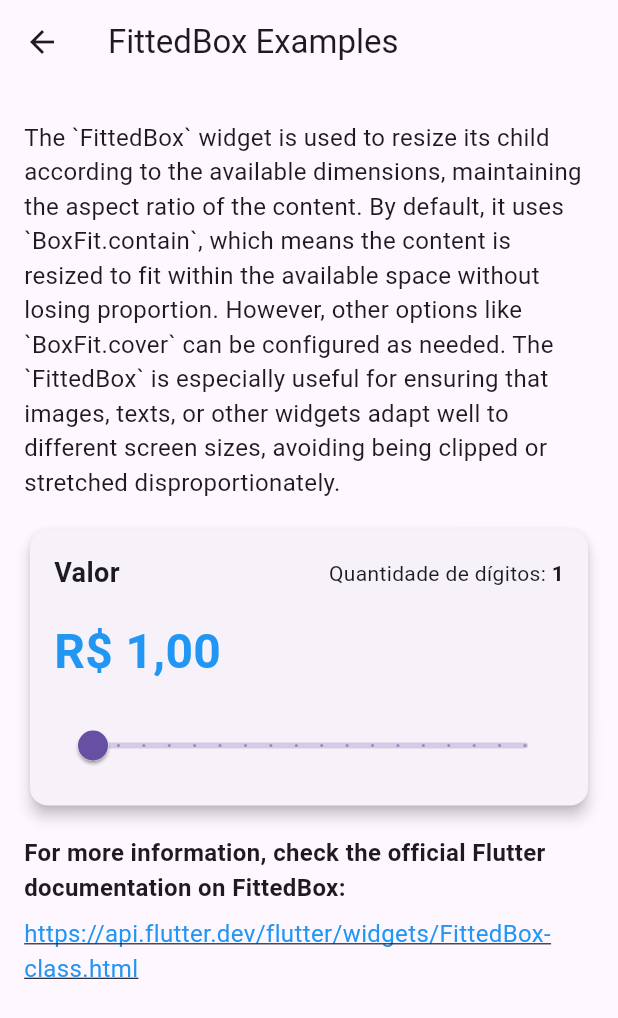
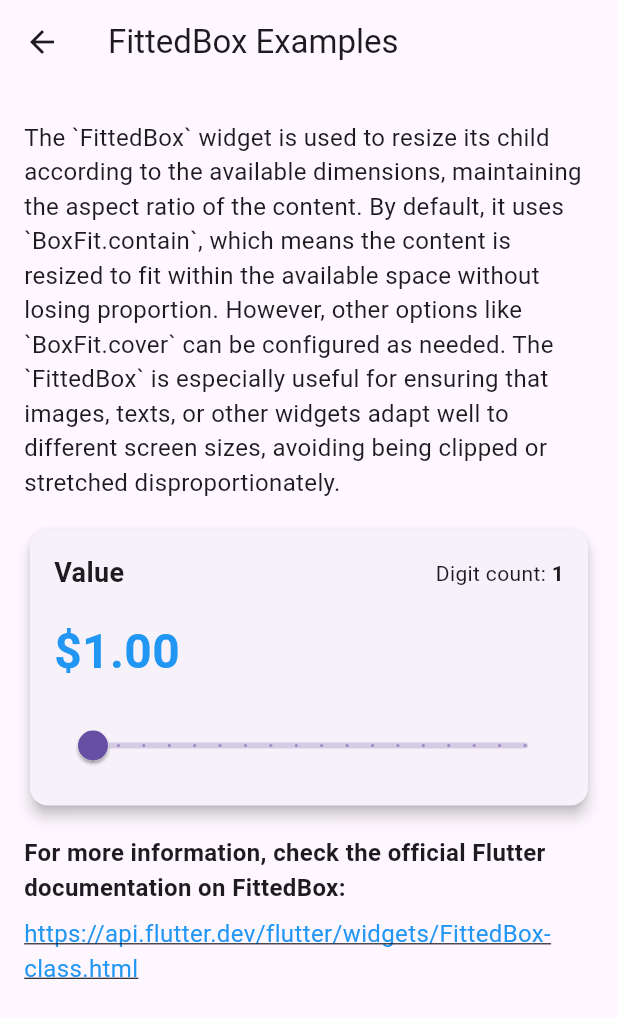
Before and after one commit to gncortes/flutter_lab, a Flutter app: the screen it shows after launch, after a tap on "FittedBox Examples", on a phone screen of 412 x 824 dp. Shown: the top 1018 px of the screen. Run offline on Flutter 3.47's test engine with Material 3 defaults, Android fonts, the phone set to English and light mode, and no system bars.

Commit message:
feat: localizations

```diff
--- a/lib/l10n/app_en.arb
+++ b/lib/l10n/app_en.arb
@@ -4,5 +4,7 @@
     "homeFittedBoxExamplesSubtitle": "Learn how to use the FittedBox",
     "fittedBoxExamplesTitle": "FittedBox Examples",
     "fittedBoxExamplesDescription": "The `FittedBox` widget is used to resize its child according to the available dimensions, maintaining the aspect ratio of the content. By default, it uses `BoxFit.contain`, which means the content is resized to fit within the available space without losing proportion. However, other options like `BoxFit.cover` can be configured as needed. The `FittedBox` is especially useful for ensuring that images, texts, or other widgets adapt well to different screen sizes, avoiding being clipped or stretched disproportionately.",
-    "fittedBoxExamplesMoreInfo": "For more information, check the official Flutter documentation on FittedBox:"
+    "fittedBoxExamplesMoreInfo": "For more information, check the official Flutter documentation on FittedBox:",
+    "fittedBoxValueLabel": "Value",
+    "fittedBoxDigitCountLabel": "Digit count: "
 }
--- a/lib/l10n/app_localizations.dart
+++ b/lib/l10n/app_localizations.dart
@@ -130,6 +130,18 @@ abstract class AppLocalizations {
   /// In en, this message translates to:
   /// **'For more information, check the official Flutter documentation on FittedBox:'**
   String get fittedBoxExamplesMoreInfo;
+
+  /// No description provided for @fittedBoxValueLabel.
+  ///
+  /// In en, this message translates to:
+  /// **'Value'**
+  String get fittedBoxValueLabel;
+
+  /// No description provided for @fittedBoxDigitCountLabel.
+  ///
+  /// In en, this message translates to:
+  /// **'Digit count: '**
+  String get fittedBoxDigitCountLabel;
 }
 
 class _AppLocalizationsDelegate extends LocalizationsDelegate<AppLocalizations> {
--- a/lib/l10n/app_localizations_en.dart
+++ b/lib/l10n/app_localizations_en.dart
@@ -23,4 +23,10 @@ class AppLocalizationsEn extends AppLocalizations {
 
   @override
   String get fittedBoxExamplesMoreInfo => 'For more information, check the official Flutter documentation on FittedBox:';
+
+  @override
+  String get fittedBoxValueLabel => 'Value';
+
+  @override
+  String get fittedBoxDigitCountLabel => 'Digit count: ';
 }
--- a/lib/l10n/app_localizations_pt.dart
+++ b/lib/l10n/app_localizations_pt.dart
@@ -23,4 +23,10 @@ class AppLocalizationsPt extends AppLocalizations {
 
   @override
   String get fittedBoxExamplesMoreInfo => 'Para mais informações, confira a documentação oficial do Flutter sobre o FittedBox:';
+
+  @override
+  String get fittedBoxValueLabel => 'Valor';
+
+  @override
+  String get fittedBoxDigitCountLabel => 'Quantidade de dígitos: ';
 }
--- a/lib/l10n/app_pt.arb
+++ b/lib/l10n/app_pt.arb
@@ -4,5 +4,7 @@
     "homeFittedBoxExamplesSubtitle": "Veja como usar o FittedBox",
     "fittedBoxExamplesTitle": "Exemplos de FittedBox",
     "fittedBoxExamplesDescription": "O widget `FittedBox` é usado para redimensionar seu filho de acordo com as dimensões disponíveis, mantendo a proporção do conteúdo. Por padrão, ele utiliza `BoxFit.contain`, o que faz com que o conteúdo seja redimensionado para caber dentro do espaço disponível sem perder a proporção. No entanto, também existem outras opções de ajuste, como `BoxFit.cover`, que podem ser configuradas conforme a necessidade. O `FittedBox` é especialmente útil para garantir que imagens, textos ou outros widgets se adaptem bem a diferentes tamanhos de tela, evitando que sejam cortados ou esticados de forma desproporcional.",
-      "fittedBoxExamplesMoreInfo": "Para mais informações, confira a documentação oficial do Flutter sobre o FittedBox:"
+    "fittedBoxExamplesMoreInfo": "Para mais informações, confira a documentação oficial do Flutter sobre o FittedBox:",
+    "fittedBoxValueLabel": "Valor",
+    "fittedBoxDigitCountLabel": "Quantidade de dígitos: "
 }
--- a/lib/pages/fitted_box/value_range_card.dart
+++ b/lib/pages/fitted_box/value_range_card.dart
@@ -1,4 +1,5 @@
 import 'package:flutter/material.dart';
+import 'package:flutter_labs/utils/context.dart';
 import 'package:intl/intl.dart';
 
 const double _minExponent = 0;
@@ -29,20 +30,23 @@ class _ValueRangeCardState extends State<ValueRangeCard> {
             Row(
               mainAxisAlignment: MainAxisAlignment.spaceBetween,
               children: [
-                const Padding(
-                  padding: EdgeInsets.only(right: 4),
+                Padding(
+                  padding: const EdgeInsets.only(right: 4),
                   child: Text(
-                    'Valor',
-                    style: TextStyle(fontSize: 18, fontWeight: FontWeight.bold),
+                    context.tr.fittedBoxValueLabel,
+                    style: const TextStyle(
+                        fontSize: 18, fontWeight: FontWeight.bold),
                   ),
                 ),
                 Flexible(
                   child: FittedBox(
                     child: Text.rich(
                       TextSpan(
-                        text: 'Quantidade de dígitos: ',
+                        text: context.tr.fittedBoxDigitCountLabel,
                         style: const TextStyle(
-                            fontSize: 14, fontWeight: FontWeight.w400),
+                          fontSize: 14,
+                          fontWeight: FontWeight.w400,
+                        ),
                         children: [
                           TextSpan(
                             text: '${_displayValue.digitCount}',
@@ -63,7 +67,7 @@ class _ValueRangeCardState extends State<ValueRangeCard> {
                   return ScaleTransition(scale: animation, child: child);
                 },
                 child: Text(
-                  _displayValue.toCurrency(),
+                  _displayValue.toCurrency(context),
                   key: ValueKey<double>(_displayValue),
                   style: const TextStyle(
                     fontSize: 32,
@@ -99,10 +103,11 @@ class _ValueRangeCardState extends State<ValueRangeCard> {
 }
 
 extension CurrencyExtension on double {
-  String toCurrency() {
+  String toCurrency(BuildContext context) {
+    final locale = Localizations.localeOf(context).toString();
     final NumberFormat formatter = NumberFormat.currency(
-      locale: 'pt_BR',
-      symbol: 'R\$',
+      locale: locale,
+      symbol: NumberFormat.simpleCurrency(locale: locale).currencySymbol,
       decimalDigits: 2,
     );
     return formatter.format(this);
```
